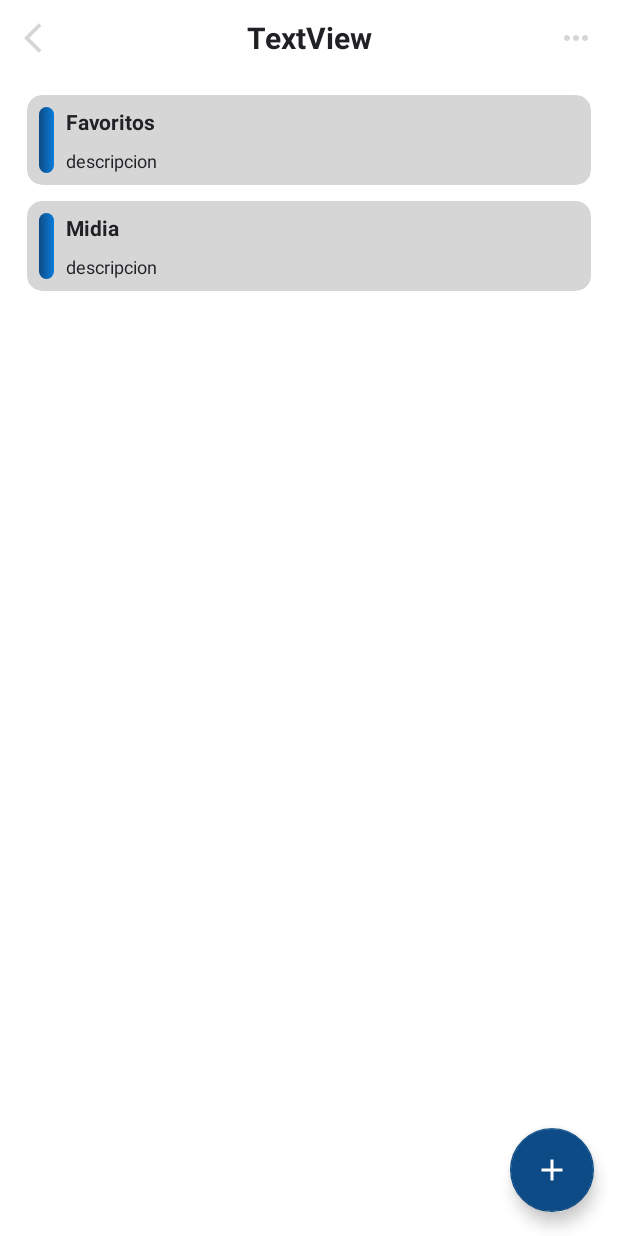
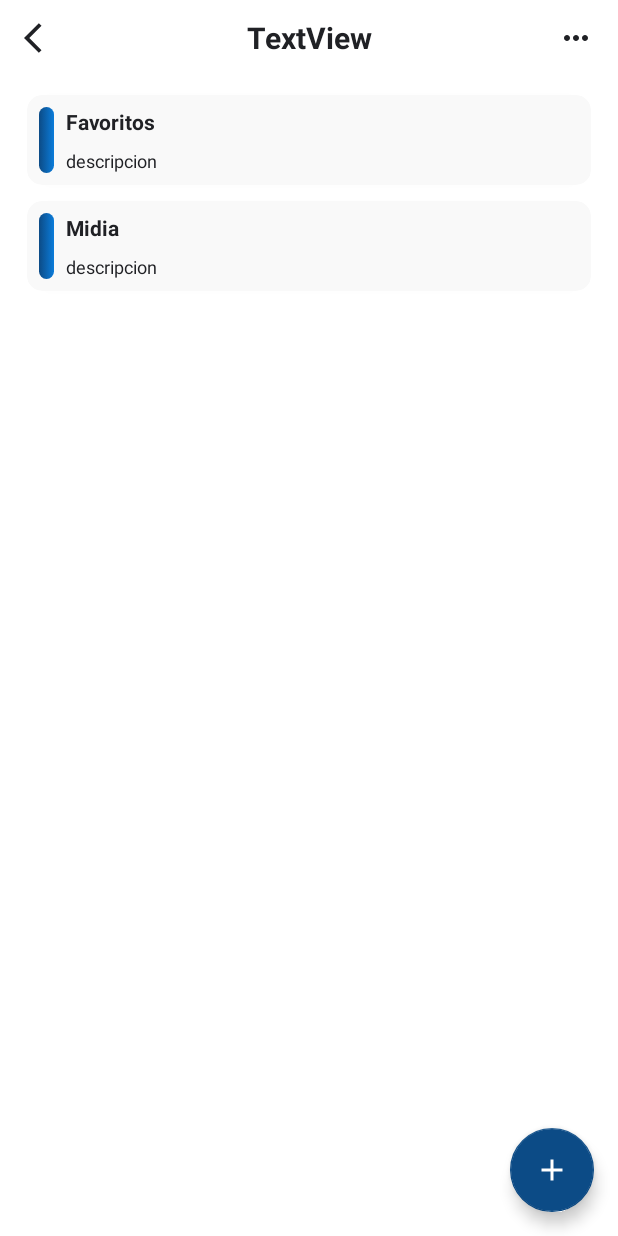
Before and after one commit to johamja/AppProduct, an Android app: the VMCategories screen opened directly, with no data from a screen before it, on a phone screen of 412 x 824 dp. Run offline under Robolectric (Android 15) with nearby library versions, the phone set to English and light mode, and no system bars.

Commit message:
Adding variables to the application theme

```diff
--- a/app/src/main/res/values-night/themes.xml
+++ b/app/src/main/res/values-night/themes.xml
@@ -8,6 +8,8 @@
     </style>
 
     <color name="Trasparente">#00FFFFFF</color>
+    <color name="Thema_color_layout">@color/Text2</color>
+    <color name="colorBackground_2">@color/background2.2</color>
     <color name="Theme_color_text">@color/Text2</color>
 
     <color name="Theme_color_1">@color/ColorNight1</color>
--- a/app/src/main/res/values/themes.xml
+++ b/app/src/main/res/values/themes.xml
@@ -8,6 +8,8 @@
     </style>
 
     <color name="Trasparente">#00FFFFFF</color>
+    <color name="Thema_color_layout">@color/Text1</color>
+    <color name="colorBackground_2">@color/background1.1</color>
     <color name="Theme_color_text">@color/Text2</color>
 
     <color name="Theme_color_1">@color/Color1</color>
```
